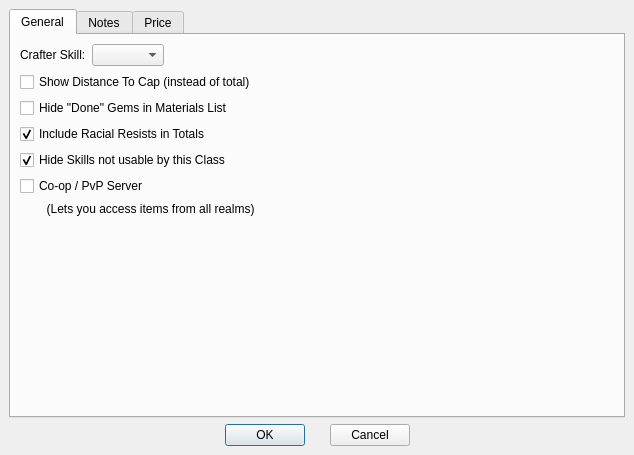
This is Options.ui in tomkins/spellcraftcalc as Qt 5 draws it before an edit. The edited form follows.
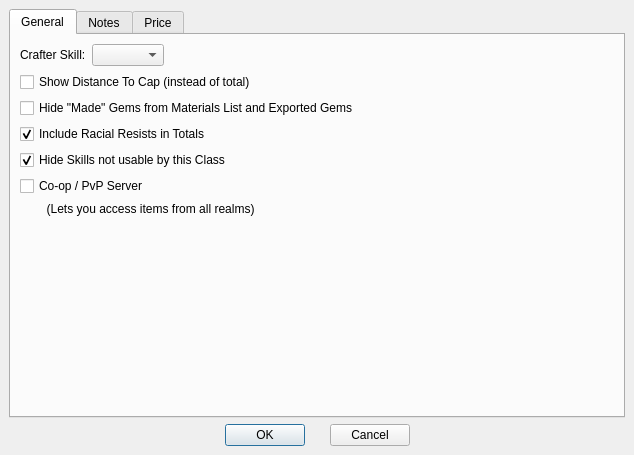
This is the edited form. The open tabs and pages were chosen to show the change.

Commit message: Change this description a little - it does work

The edit to the form file:
```diff
--- a/Options.ui
+++ b/Options.ui
@@ -97,7 +97,7 @@
            <item>
             <widget class="QCheckBox" name="ShowDoneGems" >
              <property name="text" >
-              <string>Hide "Done" Gems in Materials List</string>
+              <string>Hide "Made" Gems from Materials List and Exported Gems</string>
              </property>
             </widget>
            </item>
```
